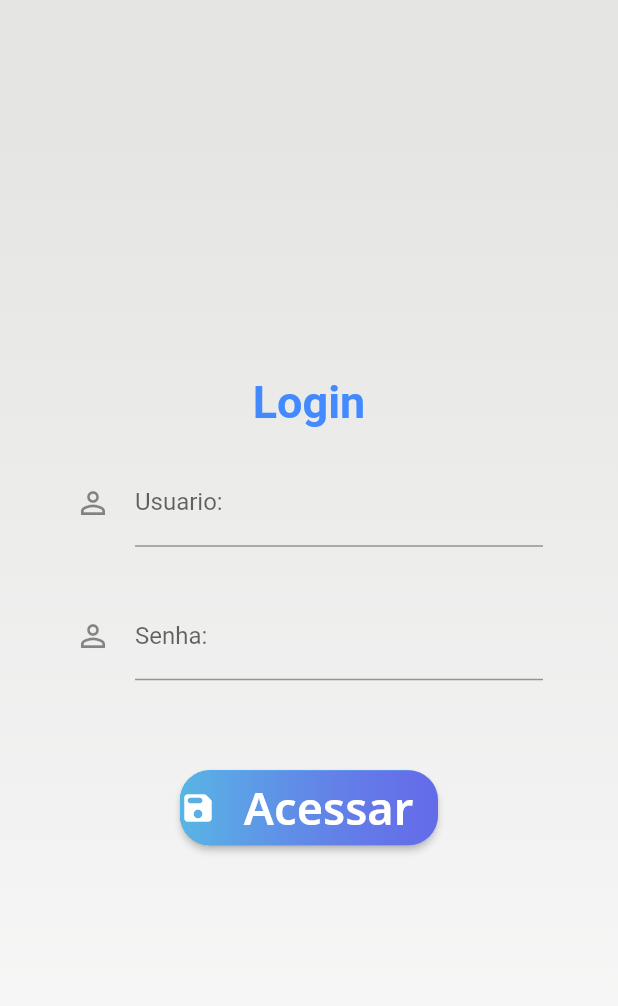
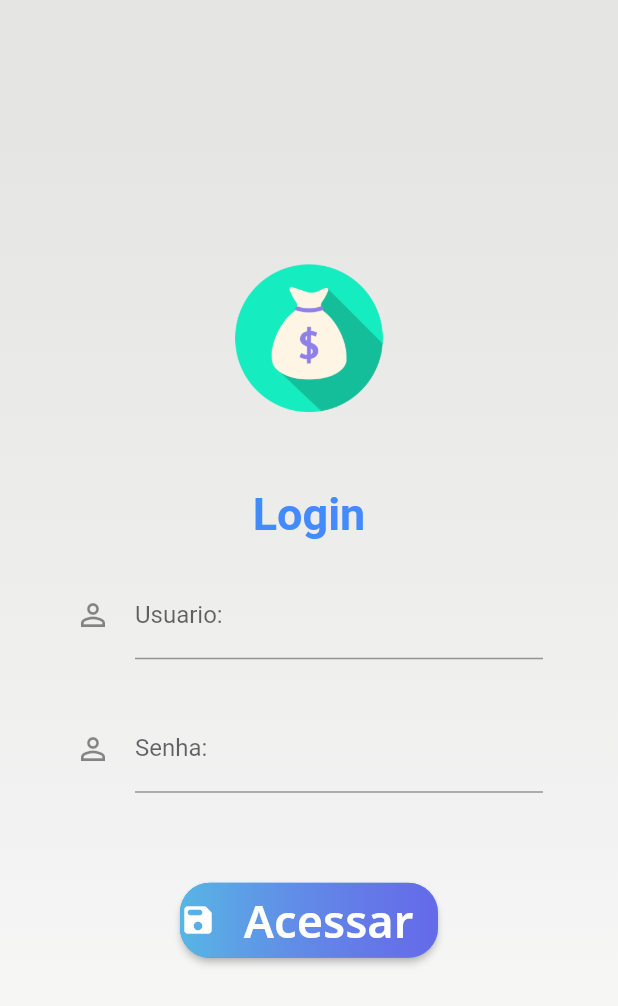
Before and after one commit to MatheusHard/speding-control_flutter, a Flutter app: the screen it shows after launch, on a phone screen of 412 x 824 dp. Shown: the top 1006 px of the screen. Run offline on Flutter 3.47's test engine with Material 2 defaults, Android fonts, the phone set to English and light mode, and no system bars; our stand-ins replace google_fonts, shared_preferences; missing offline and left inert: flutter_gradients.

Commit message:
Estilo Tela Login imagem

```diff
--- a/lib/ui/login.dart
+++ b/lib/ui/login.dart
@@ -68,6 +68,17 @@
                 mainAxisAlignment: MainAxisAlignment.center,
                 children:<Widget> [
 
+                   Padding(
+                     padding: const EdgeInsets.only(bottom: 50.0),
+                     child: Center(
+                      child: Container(
+                      height: 100,
+                      width: 100,
+                      child: Image.asset(
+                        'assets/images/gasto.png'
+                      , ),
+                  ),),
+                   ),
                   const Center(
                     child: Text("Login", style: TextStyle(
                       color: Colors.blueAccent,
@@ -126,14 +137,11 @@
     child: Center(
     child: ElevatedButton(
     onPressed: () {
-    //if(_selectedFile != null)  {
-    if(_formKey.currentState!.validate()) {
+    //if(_formKey.currentState!.validate()) {
     _logar(context);
-    print("logado");
+    //print("logado");
+
     //}
-    }else{
-    //Utils.showDefaultSnackbar(_scaffoldKey, "Preencha  obrigatória!!! ");
-    }
     },
     style: ElevatedButton.styleFrom(
     padding: EdgeInsets.zero,
--- a/pubspec.yaml
+++ b/pubspec.yaml
@@ -65,7 +65,8 @@
   uses-material-design: true
 
   # To add assets to your application, add an assets section, like this:
-  # assets:
+  assets:
+    - assets/images/
   #   - images/a_dot_burr.jpeg
   #   - images/a_dot_ham.jpeg
 
```
Also changed, not shown: assets/images/gasto.png (added).
